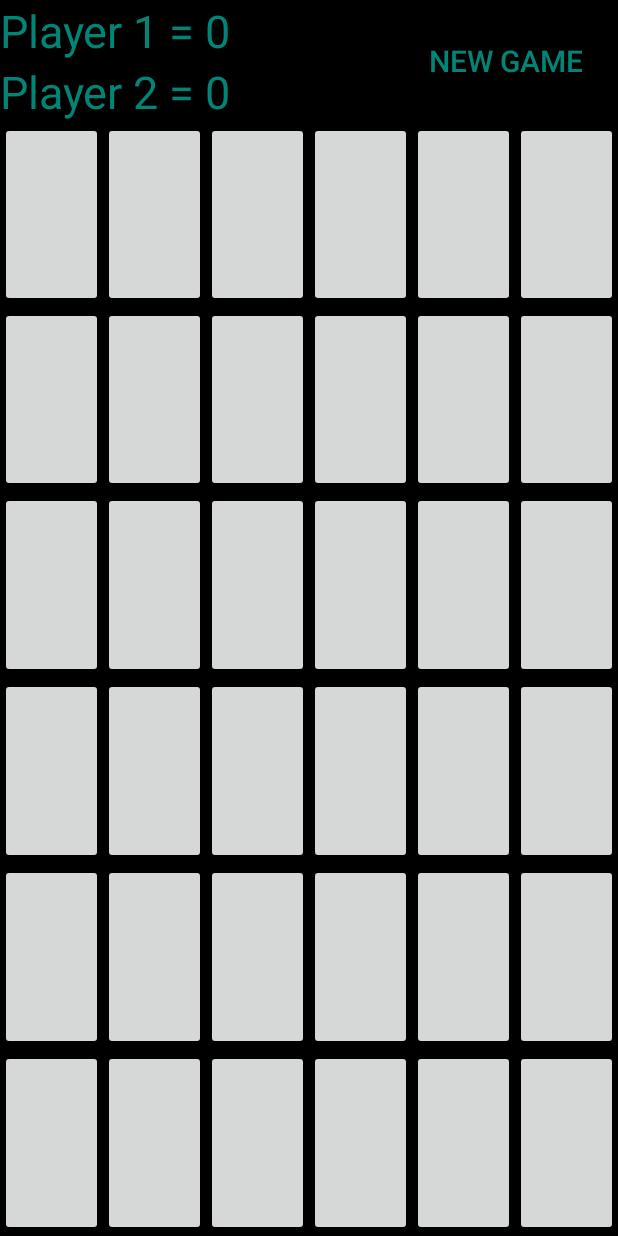
After one commit to logicalpermission7/TicTacTwo, an Android app: the layout sos_game.xml on its own in the app's theme, with its tools: preview values and no code run, on a phone screen of 412 x 824 dp. The commit adds this screen. Run offline under Robolectric (Android 15) with nearby library versions, the phone set to English and light mode, and no system bars.

Commit message:
addded code and xml file, and how to play

```diff
--- a/app/src/main/java/com/example/tictactwo/SosActivity.java
+++ b/app/src/main/java/com/example/tictactwo/SosActivity.java
@@ -1,4 +1,128 @@
 package com.example.tictactwo;
 
-public class SosActivity {
-}
+import android.view.View;
+import android.app.Activity;
+import android.graphics.Color;
+import android.media.AudioAttributes;
+import android.media.SoundPool;
+import android.os.Build;
+import android.os.Bundle;
+import android.view.LayoutInflater;
+import android.view.View;
+import android.view.ViewGroup;
+import android.widget.Button;
+import android.widget.TextView;
+import android.widget.Toast;
+
+public class SosActivity extends Activity implements View.OnClickListener {
+
+    private Button[][] buttons = new Button[6][6];
+
+    private boolean playerOneTurn = true;
+
+    private int roundCount;
+    private int playerOnePoints;
+    private int playerTwoPoints;
+
+    private TextView textViewPlayer1;
+    private TextView textViewPlayer2;
+    //private TextView textViewTurn;
+
+    @Override
+    protected void onCreate(Bundle savedInstanceState) {
+        super.onCreate(savedInstanceState);
+        setContentView(R.layout.sos_game);
+        textViewPlayer1 = findViewById(R.id.text_view_p1);
+        textViewPlayer2 = findViewById(R.id.text_view_p2);
+        //textViewTurn = findViewById(R.id.tv_turn);
+
+
+        for (int i = 0; i < 6; i++) {
+            for (int j = 0; j < 6; j++) {
+                String buttonID = "button_" + i + j;
+                int resID = getResources().getIdentifier(buttonID, "id", getPackageName());
+                buttons[i][j] = findViewById(resID);
+                buttons[i][j].setOnClickListener(this);
+            }
+        }
+
+        Button reset = findViewById(R.id.button_reset);
+        reset.setOnClickListener(new View.OnClickListener() {
+
+            @Override
+            public void onClick(View v) {
+                resetBoard();
+            }
+        });
+    }
+
+    @Override
+    public void onClick(View v) {
+        if (!((Button) v).getText().toString().equals("")) {
+            return;
+        }
+        if (playerOneTurn) {
+            //textViewTurn.setText("Player 1's Turn");
+            //textViewTurn.setTextColor(Color.parseColor("#00FF00));
+            //((Button)v).setText("S");
+        } else {
+            //textViewTurn.setText("Player 2's Turn");
+            //textViewTurn.setTextColor(Color.parseColor("#FF0000));
+            //((Button)v).setText("O");
+        }
+
+        roundCount++;
+        if (checkForWin()) {
+            if (playerOneTurn) {
+                playerOneWins();
+            } else {
+                playerTwoWins();
+            }
+        }
+        if (roundCount == 36) {
+            //toast draw
+        }
+
+    }
+
+    private boolean checkForWin() {
+        String[][] field = new String[6][6];
+
+        for (int i = 0; i < 6; i++) {
+            for (int j = 0; j < 6; j++) {
+                field[i][j] = buttons[i][j].getText().toString();
+            }
+        }
+        return false;
+    }
+
+        private void playerOneWins() {
+            playerOnePoints++;
+            //textViewTurn.setText("Player 1 Wins");
+            updatePointsText();
+            resetBoard();
+        }
+
+        private void playerTwoWins() {
+            playerTwoPoints++;
+            //textViewTurn.setText("Player 2 Wins");
+            updatePointsText();
+            resetBoard();
+        }
+
+        private void updatePointsText() {
+            textViewPlayer1.setText("Player 1: " + playerOnePoints);
+            textViewPlayer2.setText("Player 2: " + playerTwoPoints);
+        }
+
+
+        private void resetBoard() {
+            for (int i = 0; i < 6; i++) {
+                for (int j = 0; j < 6; j++) {
+                    buttons[i][j].setText("");
+                }
+            }
+            roundCount = 0;
+            playerOneTurn = true;
+        }
+    }
--- /dev/null
+++ b/app/src/main/res/layout/sos_game.xml
@@ -0,0 +1,341 @@
+<?xml version="1.0" encoding="utf-8"?>
+<LinearLayout xmlns:android="http://schemas.android.com/apk/res/android"
+    android:orientation="vertical"
+    android:layout_width="match_parent"
+    android:layout_height="match_parent"
+    android:background="#000000">
+
+    <RelativeLayout
+        android:layout_width="match_parent"
+        android:layout_height="wrap_content">
+
+        <TextView
+            android:id="@+id/text_view_p1"
+            android:layout_width="wrap_content"
+            android:layout_height="wrap_content"
+            android:text="Player 1 = 0"
+            android:textColor="#008577"
+            android:textSize="30sp"
+            android:freezesText="true"/>
+
+        <TextView
+            android:id="@+id/text_view_p2"
+            android:layout_width="wrap_content"
+            android:layout_height="wrap_content"
+            android:layout_below="@+id/text_view_p1"
+            android:text="Player 2 = 0"
+            android:textColor="#008577"
+            android:textSize="30sp"
+            android:freezesText="true"/>
+
+        <Button
+            android:id="@+id/button_reset"
+            android:layout_width="wrap_content"
+            android:layout_height="wrap_content"
+            android:layout_alignParentEnd="true"
+            android:layout_alignParentRight="true"
+            android:layout_centerVertical="true"
+            android:layout_marginEnd="23dp"
+            android:layout_marginRight="23dp"
+            android:background="#000000"
+            android:textColor="#008577"
+            android:textSize="20sp"
+            android:text="New Game" />
+    </RelativeLayout>
+
+    <LinearLayout
+        android:layout_width="match_parent"
+        android:layout_height="0dp"
+        android:layout_weight="1">
+
+        <Button
+            android:id="@+id/button_00"
+            android:layout_width="0dp"
+            android:layout_height="match_parent"
+            android:layout_weight="1"
+            android:textSize="20sp" />
+
+        <Button
+            android:id="@+id/button_01"
+            android:layout_width="0dp"
+            android:layout_height="match_parent"
+            android:layout_weight="1"
+            android:textSize="20sp" />
+
+        <Button
+            android:id="@+id/button_02"
+            android:layout_width="0dp"
+            android:layout_height="match_parent"
+            android:layout_weight="1"
+            android:textSize="20sp" />
+
+        <Button
+            android:id="@+id/button_03"
+            android:layout_width="0dp"
+            android:layout_height="match_parent"
+            android:layout_weight="1"
+            android:textSize="20sp" />
+        <Button
+            android:id="@+id/button_04"
+            android:layout_width="0dp"
+            android:layout_height="match_parent"
+            android:layout_weight="1"
+            android:textSize="20sp" />
+
+        <Button
+            android:id="@+id/button_05"
+            android:layout_width="0dp"
+            android:layout_height="match_parent"
+            android:layout_weight="1"
+            android:textSize="20sp" />
+
+    </LinearLayout>
+
+    <LinearLayout
+        android:layout_width="match_parent"
+        android:layout_height="0dp"
+        android:layout_weight="1">
+
+        <Button
+            android:id="@+id/button_10"
+            android:layout_width="0dp"
+            android:layout_height="match_parent"
+            android:layout_weight="1"
+            android:textSize="20sp" />
+
+        <Button
+            android:id="@+id/button_11"
+            android:layout_width="0dp"
+            android:layout_height="match_parent"
+            android:layout_weight="1"
+            android:textSize="20sp" />
+
+        <Button
+            android:id="@+id/button_12"
+            android:layout_width="0dp"
+            android:layout_height="match_parent"
+            android:layout_weight="1"
+            android:textSize="20sp" />
+
+        <Button
+            android:id="@+id/button_13"
+            android:layout_width="0dp"
+            android:layout_height="match_parent"
+            android:layout_weight="1"
+            android:textSize="20sp" />
+
+        <Button
+            android:id="@+id/button_14"
+            android:layout_width="0dp"
+            android:layout_height="match_parent"
+            android:layout_weight="1"
+            android:textSize="20sp" />
+
+        <Button
+            android:id="@+id/button_15"
+            android:layout_width="0dp"
+            android:layout_height="match_parent"
+            android:layout_weight="1"
+            android:textSize="20sp" />
+
+    </LinearLayout>
+
+    <LinearLayout
+        android:layout_width="match_parent"
+        android:layout_height="0dp"
+        android:layout_weight="1">
+
+        <Button
+            android:id="@+id/button_20"
+            android:layout_width="0dp"
+            android:layout_height="match_parent"
+            android:layout_weight="1"
+            android:textSize="20sp" />
+
+        <Button
+            android:id="@+id/button_21"
+            android:layout_width="0dp"
+            android:layout_height="match_parent"
+            android:layout_weight="1"
+            android:textSize="20sp" />
+
+        <Button
+            android:id="@+id/button_22"
+            android:layout_width="0dp"
+            android:layout_height="match_parent"
+            android:layout_weight="1"
+            android:textSize="20sp" />
+
+        <Button
+            android:id="@+id/button_23"
+            android:layout_width="0dp"
+            android:layout_height="match_parent"
+            android:layout_weight="1"
+            android:textSize="20sp" />
+
+        <Button
+            android:id="@+id/button_24"
+            android:layout_width="0dp"
+            android:layout_height="match_parent"
+            android:layout_weight="1"
+            android:textSize="20sp" />
+
+        <Button
+            android:id="@+id/button_25"
+            android:layout_width="0dp"
+            android:layout_height="match_parent"
+            android:layout_weight="1"
+            android:textSize="20sp" />
+
+    </LinearLayout>
+
+    <LinearLayout
+        android:layout_width="match_parent"
+        android:layout_height="0dp"
+        android:layout_weight="1">
+
+        <Button
+            android:id="@+id/button_30"
+            android:layout_width="0dp"
+            android:layout_height="match_parent"
+            android:layout_weight="1"
+            android:textSize="20sp" />
+
+        <Button
+            android:id="@+id/button_31"
+            android:layout_width="0dp"
+            android:layout_height="match_parent"
+            android:layout_weight="1"
+            android:textSize="20sp" />
+
+        <Button
+            android:id="@+id/button_32"
+            android:layout_width="0dp"
+            android:layout_height="match_parent"
+            android:layout_weight="1"
+            android:textSize="20sp" />
+
+        <Button
+            android:id="@+id/button_33"
+            android:layout_width="0dp"
+            android:layout_height="match_parent"
+            android:layout_weight="1"
+            android:textSize="20sp" />
+
+        <Button
+            android:id="@+id/button_34"
+            android:layout_width="0dp"
+            android:layout_height="match_parent"
+            android:layout_weight="1"
+            android:textSize="20sp" />
+
+        <Button
+            android:id="@+id/button_35"
+            android:layout_width="0dp"
+            android:layout_height="match_parent"
+            android:layout_weight="1"
+            android:textSize="20sp" />
+
+    </LinearLayout>
+
+    <LinearLayout
+        android:layout_width="match_parent"
+        android:layout_height="0dp"
+        android:layout_weight="1">
+
+        <Button
+            android:id="@+id/button_40"
+            android:layout_width="0dp"
+            android:layout_height="match_parent"
+            android:layout_weight="1"
+            android:textSize="20sp" />
+        <Button
+            android:id="@+id/button_41"
+            android:layout_width="0dp"
+            android:layout_height="match_parent"
+            android:layout_weight="1"
+            android:textSize="20sp" />
+
+        <Button
+            android:id="@+id/button_42"
+            android:layout_width="0dp"
+            android:layout_height="match_parent"
+            android:layout_weight="1"
+            android:textSize="20sp" />
+
+        <Button
+            android:id="@+id/button_43"
+            android:layout_width="0dp"
+            android:layout_height="match_parent"
+            android:layout_weight="1"
+            android:textSize="20sp" />
+
+        <Button
+            android:id="@+id/button_44"
+            android:layout_width="0dp"
+            android:layout_height="match_parent"
+            android:layout_weight="1"
+            android:textSize="20sp" />
+
+        <Button
+            android:id="@+id/button_45"
+            android:layout_width="0dp"
+            android:layout_height="match_parent"
+            android:layout_weight="1"
+            android:textSize="20sp" />
+
+    </LinearLayout>
+
+    <LinearLayout
+        android:layout_width="match_parent"
+        android:layout_height="0dp"
+        android:layout_weight="1">
+
+        <Button
+            android:id="@+id/button_50"
+            android:layout_width="0dp"
+            android:layout_height="match_parent"
+            android:layout_weight="1"
+            android:textSize="20sp" />
+
+        <Button
+            android:id="@+id/button_51"
+            android:layout_width="0dp"
+            android:layout_height="match_parent"
+            android:layout_weight="1"
+            android:textSize="20sp" />
+
+        <Button
+            android:id="@+id/button_52"
+            android:layout_width="0dp"
+            android:layout_height="match_parent"
+            android:layout_weight="1"
+            android:textSize="20sp" />
+
+        <Button
+            android:id="@+id/button_53"
+            android:layout_width="0dp"
+            android:layout_height="match_parent"
+            android:layout_weight="1"
+            android:textSize="20sp" />
+
+        <Button
+            android:id="@+id/button_54"
+            android:layout_width="0dp"
+            android:layout_height="match_parent"
+            android:layout_weight="1"
+            android:textSize="20sp" />
+
+        <Button
+            android:id="@+id/button_55"
+            android:layout_width="0dp"
+            android:layout_height="match_parent"
+            android:layout_weight="1"
+            android:textSize="20sp" />
+    </LinearLayout>
+
+
+
+
+
+</LinearLayout>
```
